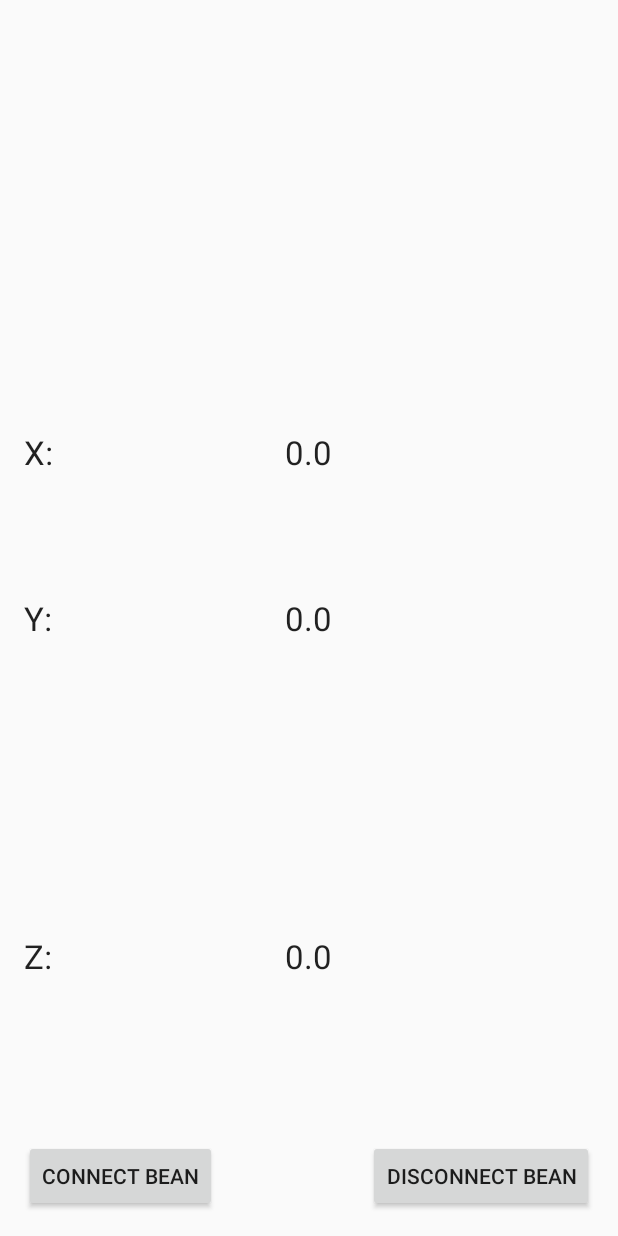
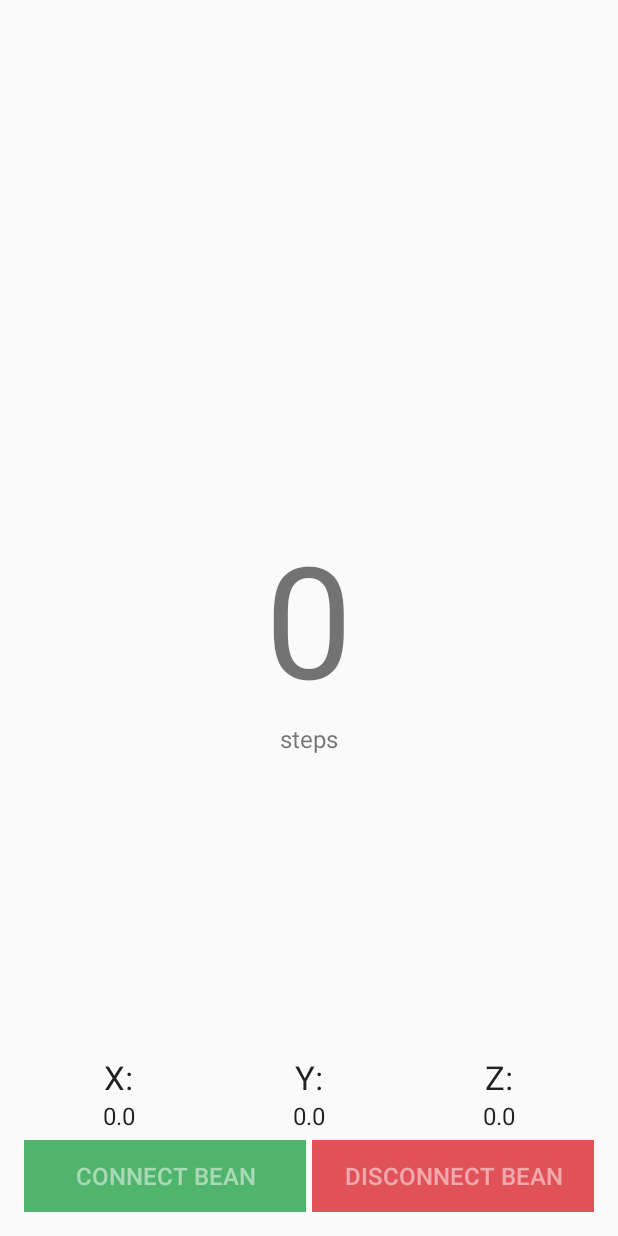
Before and after one commit to jennaleeb/BeanAccelerometer, an Android app: the screen it shows after launch (MainActivity), after a tap on "CONNECT BEAN", on a phone screen of 412 x 824 dp. Run offline under Robolectric (Android 15) with nearby library versions, the phone set to English and light mode, and no system bars.

Commit message:
preliminary step count working

```diff
--- a/app/src/main/java/com/uoft/beanaccelerometer/models/BeanHelper.java
+++ b/app/src/main/java/com/uoft/beanaccelerometer/models/BeanHelper.java
@@ -23,13 +23,36 @@ public class BeanHelper extends Application {
     Handler mHandler;
     Runnable mPollAccelerationRunnable;
 
-    double xValue;
-    double yValue;
-    double zValue;
-    String mBeanName;
-    String mConnectStatus;
+    private double xValue;
+    private double yValue;
+    private double zValue;
+    private double pValue;
+    private double threshold;
+
+    private double xPreviousValue;
+    private double yPreviousValue;
+    private double zPreviousValue;
+    private double pPreviousValue;
+
+
     Context mContext;
     String mAddress;
+
+    StepCounter mStepCounter;
+
+
+    public BeanHelper(StepCounter stepCounter){
+        mStepCounter = stepCounter;
+
+        // intialize variables
+
+        // TODO: play with this threshold
+        threshold = 0.05;
+        xPreviousValue = 0.0;
+        yPreviousValue = 0.0;
+        zPreviousValue = 0.0;
+        pPreviousValue = 0.0;
+    }
 
     public void connectBean() {
         mContext = this;
@@ -43,7 +66,6 @@ public class BeanHelper extends Application {
             @Override
             public void onDiscoveryComplete() {
 
-                setBeanName(mBean.getDevice().getName());
                 mBean.connect(mContext, beanListener);
                 mAddress = mBean.getDevice().getAddress();
                 Log.i("Address:", mAddress+"");
@@ -60,7 +82,6 @@ public class BeanHelper extends Application {
     BeanListener beanListener = new BeanListener() {
         @Override
         public void onConnected() {
-            setConnectStatus("connected to Bean!");
 
             mHandler = new Handler();
             mPollAccelerationRunnable = new Runnable() {
@@ -106,10 +127,29 @@ public class BeanHelper extends Application {
         mBean.readAcceleration(new Callback<Acceleration>() {
             @Override
             public void onResult(Acceleration result) {
-                // do something with the result
-                setxValue(result.x());
-                setyValue(result.y());
-                setzValue(result.z());
+                // do something with the result (for view, delete later)
+//                setxValue(result.x());
+//                setyValue(result.y());
+//                setzValue(result.z());
+
+                xValue = result.x();
+                yValue = result.y();
+                zValue = result.z();
+
+                pValue = Math.sqrt(xValue*xValue + yValue*yValue + zValue*zValue);
+
+                if (Math.abs(yValue - yPreviousValue) > threshold && Math.abs(pValue - pPreviousValue) > threshold) {
+                    stepCount++;
+                    mStepCounter.setStepCount(stepCount);
+                    Log.i("step count: ", stepCount + "");
+                }
+
+                xPreviousValue = xValue;
+                yPreviousValue = yValue;
+                zPreviousValue = zValue;
+                pPreviousValue = pValue;
+
+
 
                 //and schedule another call
                 mHandler.postDelayed(mPollAccelerationRunnable, 250);
@@ -117,6 +157,8 @@ public class BeanHelper extends Application {
             }
         });
     }
+    int stepCount = 0;
+
 
     public double getxValue() {
         return xValue;
@@ -142,19 +184,4 @@ public class BeanHelper extends Application {
         this.zValue = zValue;
     }
 
-    public String getBeanName() {
-        return mBeanName;
-    }
-
-    public void setBeanName(String beanName) {
-        mBeanName = beanName;
-    }
-
-    public String getConnectStatus() {
-        return mConnectStatus;
-    }
-
-    public void setConnectStatus(String connectStatus) {
-        mConnectStatus = connectStatus;
-    }
 }
--- /dev/null
+++ b/app/src/main/java/com/uoft/beanaccelerometer/models/StepCounter.java
@@ -0,0 +1,20 @@
+package com.uoft.beanaccelerometer.models;
+
+/**
+ * Created by jenna on 15-11-27.
+ */
+public class StepCounter {
+    int stepCount;
+
+
+    public int getStepCount() {
+        return stepCount;
+
+    }
+
+    public void setStepCount(int stepCount) {
+        this.stepCount = stepCount;
+    }
+
+
+}
--- a/app/src/main/java/com/uoft/beanaccelerometer/ui/MainActivity.java
+++ b/app/src/main/java/com/uoft/beanaccelerometer/ui/MainActivity.java
@@ -9,18 +9,19 @@ import android.widget.TextView;
 
 import com.uoft.beanaccelerometer.R;
 import com.uoft.beanaccelerometer.models.BeanHelper;
+import com.uoft.beanaccelerometer.models.StepCounter;
 
 public class MainActivity extends AppCompatActivity {
 
-    TextView mBeanNameText;
-    TextView mConnectStatusText;
     TextView xValueText;
     TextView yValueText;
     TextView zValueText;
+    TextView stepCountText;
 
     Button mConnectBeanButton;
     Button mDisconnectBeanButton;
     BeanHelper mBeanHelper;
+    StepCounter mStepCounter;
 
     Boolean mIsBeanOn = false;
     final Handler mHandler = new Handler();
@@ -31,14 +32,16 @@ public class MainActivity extends AppCompatActivity {
         super.onCreate(savedInstanceState);
         setContentView(R.layout.activity_main);
 
-        mBeanNameText = (TextView) findViewById(R.id.textViewBeanName);
-        mConnectStatusText = (TextView) findViewById(R.id.textViewConnectStatus);
         xValueText = (TextView) findViewById(R.id.xValueText);
         yValueText = (TextView) findViewById(R.id.yValueText);
         zValueText = (TextView) findViewById(R.id.zValueText);
+        stepCountText = (TextView) findViewById(R.id.stepCountText);
+
         mConnectBeanButton = (Button) findViewById(R.id.connectBeanButton);
         mDisconnectBeanButton = (Button) findViewById(R.id.disconnectBeanButton);
-        mBeanHelper = new BeanHelper();
+
+        mStepCounter = new StepCounter();
+        mBeanHelper = new BeanHelper(mStepCounter);
 
 
 
@@ -50,8 +53,6 @@ public class MainActivity extends AppCompatActivity {
 
                 mBeanHelper.connectBean();
 
-                mBeanNameText.setText(mBeanHelper.getBeanName());
-                mConnectStatusText.setText(mBeanHelper.getConnectStatus());
 
                 updateUI();
 
@@ -67,8 +68,6 @@ public class MainActivity extends AppCompatActivity {
                 mBeanHelper.disconnectBean();
                 mIsBeanOn = false;
 
-                mConnectStatusText.setText("Bean Disconnected");
-                mBeanNameText.setText("Bean Name?");
 
                 // TODO: Values not going back to 0
                 xValueText.setText("0.00");
@@ -99,6 +98,7 @@ public class MainActivity extends AppCompatActivity {
                             xValueText.setText("" + mBeanHelper.getxValue());
                             yValueText.setText("" + mBeanHelper.getyValue());
                             zValueText.setText("" + mBeanHelper.getzValue());
+                            stepCountText.setText("" + mStepCounter.getStepCount() );
                         }
                     });
                     //Add some downtime
--- a/app/src/main/res/layout/activity_main.xml
+++ b/app/src/main/res/layout/activity_main.xml
@@ -8,66 +8,70 @@
                 android:paddingBottom="@dimen/activity_vertical_margin"
                 tools:context=".MainActivity">
 
-    <TextView
-        android:layout_width="wrap_content"
+    <LinearLayout
+        android:orientation="horizontal"
+        android:layout_width="match_parent"
         android:layout_height="wrap_content"
-        android:text="BEAN NAME?"
-        android:id="@+id/textViewBeanName"
-        android:layout_alignParentTop="true"
-        android:layout_alignParentStart="true"/>
+        android:layout_alignParentBottom="true"
+        android:layout_alignParentStart="true"
+        android:id="@+id/linearLayout">
 
-    <TextView
-        android:layout_width="wrap_content"
-        android:layout_height="wrap_content"
-        android:text="CONNECTIVITY STATUS"
-        android:id="@+id/textViewConnectStatus"
-        android:layout_alignTop="@+id/textViewBeanName"
-        android:layout_alignParentEnd="true"/>
-
-    <TextView
-        android:layout_width="wrap_content"
-        android:layout_height="wrap_content"
-        android:textAppearance="?android:attr/textAppearanceLarge"
-        android:text="0.00"
-        android:id="@+id/xValueText"
-        android:layout_above="@+id/yValueText"
-        android:layout_alignStart="@+id/yValueText"
-        android:layout_marginBottom="81dp"/>
-
-    <TextView
-        android:layout_width="wrap_content"
-        android:layout_height="wrap_content"
-        android:textAppearance="?android:attr/textAppearanceLarge"
-        android:text="0.00"
-        android:id="@+id/yValueText"
-        android:layout_alignTop="@+id/textView2"
-        android:layout_centerHorizontal="true"/>
-
-    <TextView
-        android:layout_width="wrap_content"
-        android:layout_height="wrap_content"
-        android:textAppearance="?android:attr/textAppearanceLarge"
-        android:text="0.00"
-        android:id="@+id/zValueText"
-        android:layout_above="@+id/connectBeanButton"
-        android:layout_alignStart="@+id/yValueText"
-        android:layout_marginBottom="108dp"/>
+        <LinearLayout
+            android:orientation="vertical"
+            android:layout_width="match_parent"
+            android:layout_height="match_parent"
+            android:layout_weight="1"
+            android:paddingRight="2sp">
 
             <Button
-        android:layout_width="wrap_content"
+                android:layout_width="match_parent"
                 android:layout_height="wrap_content"
                 android:text="Connect Bean"
                 android:id="@+id/connectBeanButton"
                 android:layout_alignParentBottom="true"
-        android:layout_alignParentStart="true"/>
+                android:layout_alignParentStart="true"
+                android:textSize="16sp"
+                android:background="#51b46d"
+                android:textColor="#80ffffff"
+                />
+        </LinearLayout>
+
+        <LinearLayout
+            android:orientation="vertical"
+            android:layout_width="match_parent"
+            android:layout_height="match_parent"
+            android:layout_weight="1"
+            android:paddingLeft="2sp">
 
             <Button
-        android:layout_width="wrap_content"
+                android:layout_width="match_parent"
                 android:layout_height="wrap_content"
                 android:text="Disconnect Bean"
                 android:id="@+id/disconnectBeanButton"
                 android:layout_alignParentBottom="true"
-        android:layout_alignParentEnd="true"/>
+                android:layout_alignParentEnd="true"
+                android:textSize="16sp"
+                android:textColor="#80FFFFFF"
+                android:background="#e15258"
+                android:allowUndo="true"/>
+        </LinearLayout>
+    </LinearLayout>
+
+    <LinearLayout
+        android:orientation="horizontal"
+        android:layout_width="match_parent"
+        android:layout_height="wrap_content"
+        android:layout_above="@+id/linearLayout"
+        android:layout_alignParentStart="true"
+        android:layout_alignParentEnd="false"
+        android:layout_marginBottom="5dp">
+
+        <LinearLayout
+            android:orientation="vertical"
+            android:layout_width="match_parent"
+            android:layout_height="wrap_content"
+            android:layout_weight="1"
+            android:layout_gravity="bottom">
 
             <TextView
                 android:layout_width="wrap_content"
@@ -76,7 +80,29 @@
                 android:text="X:"
                 android:id="@+id/textView"
                 android:layout_alignBottom="@+id/xValueText"
-        android:layout_alignParentStart="true"/>
+                android:layout_centerVertical="true"
+                android:layout_alignParentStart="true"
+                android:layout_gravity="center"/>
+
+            <TextView
+                android:layout_width="wrap_content"
+                android:layout_height="wrap_content"
+                android:textAppearance="?android:attr/textAppearanceLarge"
+                android:text="0.0"
+                android:id="@+id/xValueText"
+                android:layout_above="@+id/yValueText"
+                android:layout_alignStart="@+id/yValueText"
+                android:layout_gravity="center"
+                android:textSize="16sp"/>
+
+        </LinearLayout>
+
+        <LinearLayout
+            android:orientation="vertical"
+            android:layout_width="match_parent"
+            android:layout_height="wrap_content"
+            android:layout_weight="1"
+            android:layout_gravity="bottom">
 
             <TextView
                 android:layout_width="wrap_content"
@@ -85,7 +111,27 @@
                 android:text="Y:"
                 android:id="@+id/textView2"
                 android:layout_centerVertical="true"
-        android:layout_alignParentStart="true"/>
+                android:layout_alignParentStart="true"
+                android:layout_gravity="center"/>
+
+            <TextView
+                android:layout_width="wrap_content"
+                android:layout_height="wrap_content"
+                android:textAppearance="?android:attr/textAppearanceLarge"
+                android:text="0.0"
+                android:id="@+id/yValueText"
+                android:layout_alignTop="@+id/textView2"
+                android:layout_centerHorizontal="true"
+                android:layout_gravity="center"
+                android:textSize="16sp"/>
+        </LinearLayout>
+
+        <LinearLayout
+            android:orientation="vertical"
+            android:layout_width="match_parent"
+            android:layout_height="wrap_content"
+            android:layout_weight="1"
+            android:layout_gravity="bottom">
 
             <TextView
                 android:layout_width="wrap_content"
@@ -94,5 +140,38 @@
                 android:text="Z:"
                 android:id="@+id/textView3"
                 android:layout_alignBottom="@+id/zValueText"
-        android:layout_alignParentStart="true"/>
+                android:layout_alignParentStart="true"
+                android:layout_gravity="center"/>
+
+            <TextView
+                android:layout_width="wrap_content"
+                android:layout_height="match_parent"
+                android:textAppearance="?android:attr/textAppearanceLarge"
+                android:text="0.0"
+                android:id="@+id/zValueText"
+                android:layout_above="@+id/connectBeanButton"
+                android:layout_alignStart="@+id/yValueText"
+                android:layout_gravity="center"
+                android:textSize="16sp"/>
+        </LinearLayout>
+    </LinearLayout>
+
+    <TextView
+        android:layout_width="wrap_content"
+        android:layout_height="wrap_content"
+        android:text="0"
+        android:id="@+id/stepCountText"
+        android:layout_centerVertical="true"
+        android:layout_centerHorizontal="true"
+        android:textSize="104sp"/>
+
+    <TextView
+        android:layout_width="wrap_content"
+        android:layout_height="wrap_content"
+        android:text="steps"
+        android:id="@+id/textView5"
+        android:textSize="16sp"
+        android:layout_centerHorizontal="true"
+        android:layout_below="@+id/stepCountText"
+        />
 </RelativeLayout>
```
Lines whose indentation alone changed are shown as unchanged.
